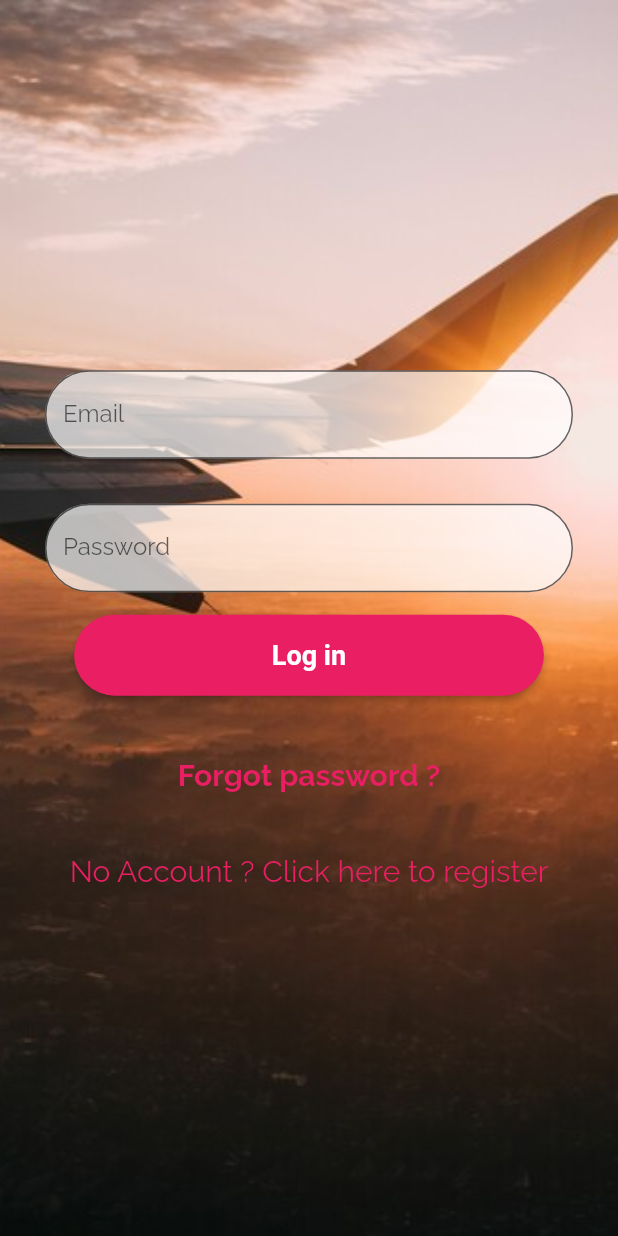
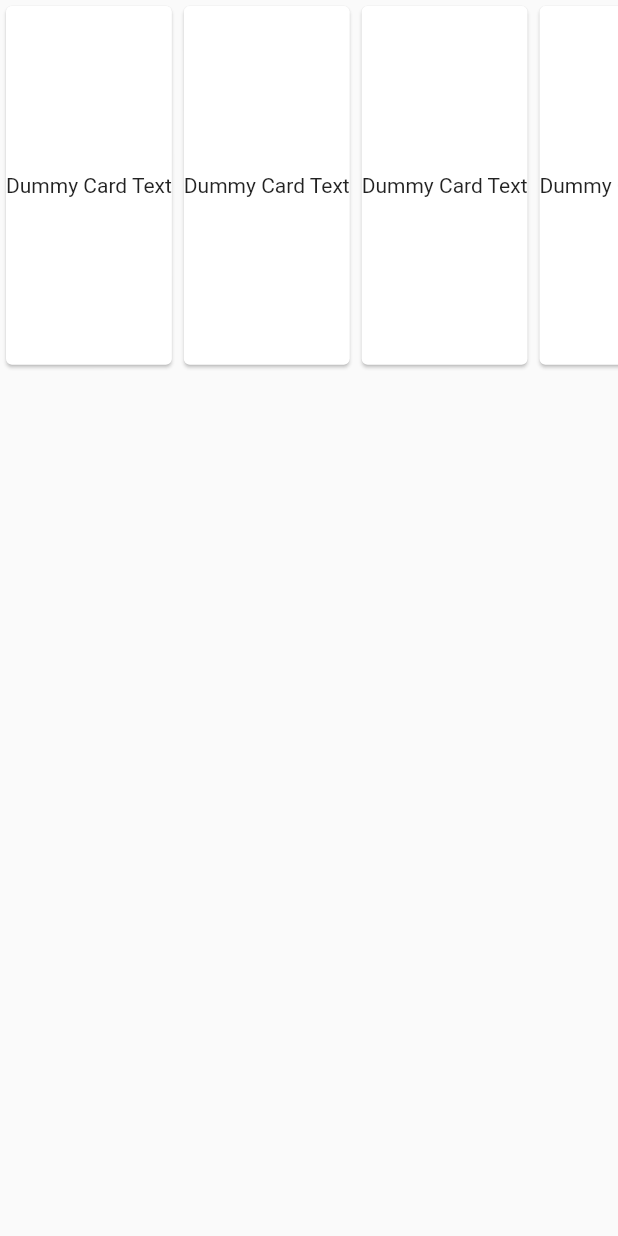
Before and after one commit to NafimAhmed/Nag_Air, a Flutter app: the screen it shows after launch, after a tap on "Log in", on a phone screen of 412 x 824 dp. Run offline on Flutter 3.47's test engine with Material 2 defaults, Android fonts, the phone set to English and light mode, and no system bars; our stand-ins replace google_fonts, sizer.

Commit message:
Nafim home page start 11:17 am 16/04/2023

```diff
--- /dev/null
+++ b/lib/home_page.dart
@@ -0,0 +1,37 @@
+
+
+import 'package:flutter/cupertino.dart';
+import 'package:flutter/material.dart';
+import 'package:sizer/sizer.dart';
+
+class HomePage extends StatelessWidget{
+  @override
+  Widget build(BuildContext context) {
+    // TODO: implement build
+    return Scaffold(
+      body: Column(
+        mainAxisSize: MainAxisSize.min,
+        children: <Widget>[
+
+          Container(
+            height: 30.h,
+            width: 100.h,
+            child: Expanded(
+              child: ListView.builder(
+                shrinkWrap: true,
+                scrollDirection: Axis.horizontal,
+                itemCount: 15,
+                itemBuilder: (BuildContext context, int index) => Card(
+                  child: Center(child: Text('Dummy Card Text')),
+                ),
+              ),
+            ),
+          ),
+
+
+        ],
+      ),
+    );
+  }
+
+}
--- a/lib/login_page.dart
+++ b/lib/login_page.dart
@@ -3,6 +3,7 @@
 import 'package:flutter/cupertino.dart';
 import 'package:flutter/material.dart';
 import 'package:google_fonts/google_fonts.dart';
+import 'package:new_nagair/home_page.dart';
 import 'package:sizer/sizer.dart';
 
 class LoginPage extends StatelessWidget
@@ -105,11 +106,11 @@ class LoginPage extends StatelessWidget
 
                // Navigator.pop(context);
 
-                // Navigator.push(
-                //     context,
-                //     MaterialPageRoute(
-                //         builder: (context) =>
-                //             BottomBar()));
+                Navigator.push(
+                    context,
+                    MaterialPageRoute(
+                        builder: (context) =>
+                            HomePage()));
 
                 // Get.to(BottomBar(),
                 //     duration: Duration(milliseconds: 500), //duration of transitions, default 1 sec
```
